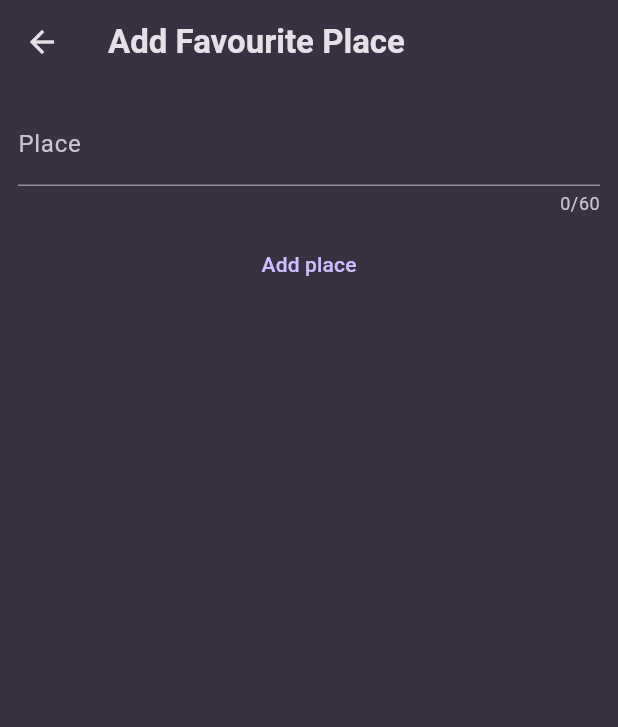
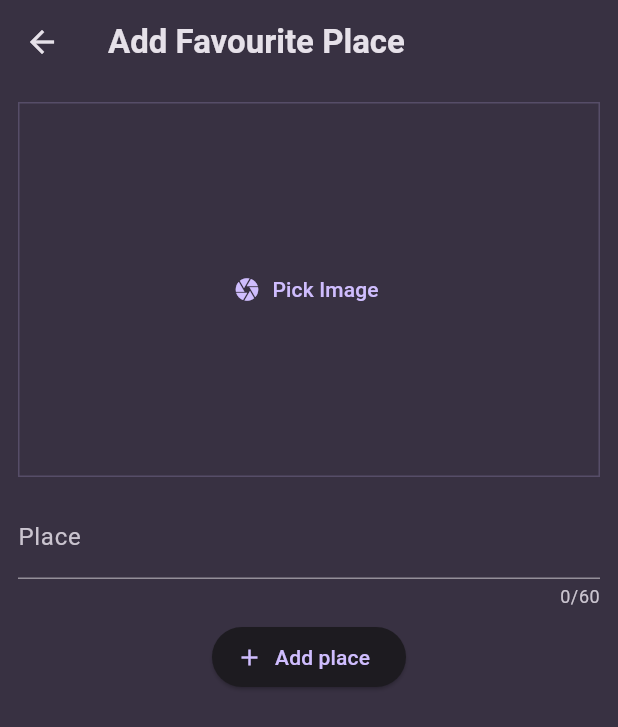
Before and after one commit to sanskarbiyani/Favourite-Places, a Flutter app: the screen it shows after launch, after a tap on the "add" icon, on a phone screen of 412 x 824 dp. Shown: the top 727 px of the screen. Run offline on Flutter 3.47's test engine with Material 3 defaults, Android fonts, the phone set to English and light mode, and no system bars; our stand-ins replace flutter_riverpod, google_fonts, image_picker.

Commit message:
Image Picker added

```diff
--- a/lib/models/places.dart
+++ b/lib/models/places.dart
@@ -1,5 +1,10 @@
+import 'package:uuid/uuid.dart';
+
+const uuid = Uuid();
+
 class Place {
+  final String id;
   final String name;
 
-  Place({required this.name});
+  Place({required this.name}) : id = uuid.v4();
 }
--- a/lib/providers/favourite_place.dart
+++ b/lib/providers/favourite_place.dart
@@ -2,10 +2,10 @@ import 'package:favourite_places/models/places.dart';
 import 'package:flutter_riverpod/flutter_riverpod.dart';
 
 class FavouritePlaceNotifier extends StateNotifier<List<Place>> {
-  FavouritePlaceNotifier() : super([]);
+  FavouritePlaceNotifier() : super(const []);
 
   void addFavPlace(Place place) {
-    state = [...state, place];
+    state = [place, ...state];
   }
 
   void removeFavPlace(Place place) {
--- a/lib/screens/add_favourite_place.dart
+++ b/lib/screens/add_favourite_place.dart
@@ -1,4 +1,5 @@
 import 'package:favourite_places/providers/favourite_place.dart';
+import 'package:favourite_places/widgets/image_input.dart';
 import 'package:flutter/material.dart';
 import 'package:flutter_riverpod/flutter_riverpod.dart';
 
@@ -14,12 +15,14 @@ class AddFavouritePlaceScreen extends ConsumerWidget {
   Widget build(BuildContext context, WidgetRef ref) {
     return Scaffold(
       appBar: AppBar(title: const Text('Add Favourite Place')),
-      body: Padding(
+      body: SingleChildScrollView(
         padding: const EdgeInsets.all(12),
         child: Form(
           key: _formKey,
           child: Column(
             children: [
+              ImageInput(),
+              const SizedBox(height: 12),
               TextFormField(
                 maxLength: 60,
                 textCapitalization: TextCapitalization.sentences,
@@ -40,7 +43,7 @@ class AddFavouritePlaceScreen extends ConsumerWidget {
                 },
               ),
               const SizedBox(height: 8),
-              TextButton(
+              ElevatedButton.icon(
                 onPressed: () {
                   if (_formKey.currentState!.validate()) {
                     _formKey.currentState!.save();
@@ -50,7 +53,8 @@ class AddFavouritePlaceScreen extends ConsumerWidget {
                     Navigator.of(context).pop();
                   }
                 },
-                child: const Text("Add place"),
+                icon: Icon(Icons.add),
+                label: const Text("Add place"),
               ),
             ],
           ),
--- a/lib/screens/favourite_list.dart
+++ b/lib/screens/favourite_list.dart
@@ -1,6 +1,6 @@
 import 'package:favourite_places/providers/favourite_place.dart';
 import 'package:favourite_places/screens/add_favourite_place.dart';
-import 'package:favourite_places/screens/favourite_place.dart';
+import 'package:favourite_places/widgets/place_list.dart';
 import 'package:flutter/material.dart';
 import 'package:flutter_riverpod/flutter_riverpod.dart';
 
@@ -27,24 +27,7 @@ class FavouriteListScreen extends ConsumerWidget {
           ),
         ],
       ),
-      body: ListView.builder(
-        itemCount: favouritePlaceList.length,
-        itemBuilder: (ctx, ind) {
-          return ListTile(
-            contentPadding: EdgeInsets.symmetric(horizontal: 12),
-            title: Text(favouritePlaceList[ind].name),
-            onTap: () {
-              Navigator.of(context).push(
-                MaterialPageRoute(
-                  builder:
-                      (ctx) =>
-                          FavouritePlace(favplace: favouritePlaceList[ind]),
-                ),
-              );
-            },
-          );
-        },
-      ),
+      body: PlaceList(places: favouritePlaceList),
     );
   }
 }
--- /dev/null
+++ b/lib/widgets/image_input.dart
@@ -0,0 +1,64 @@
+import 'dart:io';
+
+import 'package:flutter/material.dart';
+import 'package:image_picker/image_picker.dart';
+
+class ImageInput extends StatefulWidget {
+  const ImageInput({super.key});
+
+  @override
+  State<StatefulWidget> createState() => _ImageInputState();
+}
+
+class _ImageInputState extends State<ImageInput> {
+  File? _selectedImage;
+  void _takePicture() async {
+    final imagePicker = ImagePicker();
+    final clickedImage = await imagePicker.pickImage(
+      source: ImageSource.camera,
+      maxWidth: 600,
+    );
+
+    if (clickedImage == null) {
+      return;
+    }
+
+    setState(() {
+      _selectedImage = File(clickedImage.path);
+    });
+  }
+
+  @override
+  Widget build(BuildContext context) {
+    Widget content = TextButton.icon(
+      onPressed: _takePicture,
+      icon: Icon(Icons.camera),
+      label: const Text("Pick Image"),
+    );
+
+    if (_selectedImage != null) {
+      content = GestureDetector(
+        onTap: _takePicture,
+        child: Image.file(
+          _selectedImage!,
+          fit: BoxFit.cover,
+          width: double.infinity,
+          height: double.infinity,
+        ),
+      );
+    }
+
+    return Container(
+      height: 250,
+      width: double.infinity,
+      alignment: Alignment.center,
+      decoration: BoxDecoration(
+        border: Border.all(
+          width: 1,
+          color: Theme.of(context).colorScheme.primary!.withOpacity(0.2),
+        ),
+      ),
+      child: content,
+    );
+  }
+}
--- /dev/null
+++ b/lib/widgets/place_list.dart
@@ -0,0 +1,57 @@
+import 'package:flutter/material.dart';
+
+import '../models/places.dart';
+import '../screens/favourite_place.dart';
+
+class PlaceList extends StatelessWidget {
+  const PlaceList({super.key, required this.places});
+
+  final List<Place> places;
+
+  @override
+  Widget build(BuildContext context) {
+    Widget content = Center(
+      child: Column(
+        mainAxisAlignment: MainAxisAlignment.center,
+        children: [
+          Text(
+            "No places added here",
+            style: Theme.of(context).textTheme.titleLarge,
+          ),
+          Text(
+            "Add a place to start",
+            style: Theme.of(context).textTheme.bodyLarge!.copyWith(
+              color: Theme.of(context).colorScheme.onSurface,
+            ),
+          ),
+        ],
+      ),
+    );
+
+    if (places.isNotEmpty) {
+      content = ListView.builder(
+        itemCount: places.length,
+        itemBuilder: (ctx, ind) {
+          return ListTile(
+            contentPadding: EdgeInsets.symmetric(horizontal: 12),
+            title: Text(
+              places[ind].name,
+              style: Theme.of(context).textTheme.titleMedium!.copyWith(
+                color: Theme.of(context).colorScheme.onSurface,
+              ),
+            ),
+            onTap: () {
+              Navigator.of(context).push(
+                MaterialPageRoute(
+                  builder: (ctx) => FavouritePlace(favplace: places[ind]),
+                ),
+              );
+            },
+          );
+        },
+      );
+    }
+
+    return content;
+  }
+}
--- a/pubspec.yaml
+++ b/pubspec.yaml
@@ -36,6 +36,8 @@ dependencies:
   cupertino_icons: ^1.0.8
   google_fonts: ^6.2.1
   flutter_riverpod: ^2.6.1
+  uuid: ^4.5.1
+  image_picker: ^1.1.2
 
 dev_dependencies:
   flutter_test:
```
Also changed, not shown: pubspec.lock, 1 other file.
